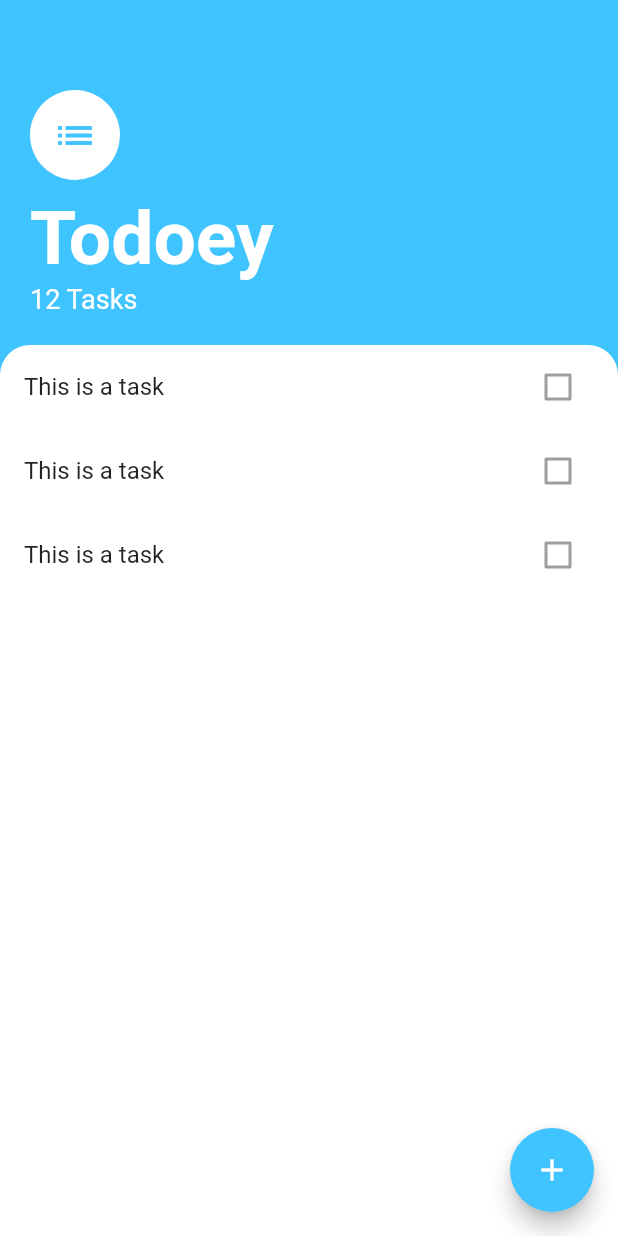
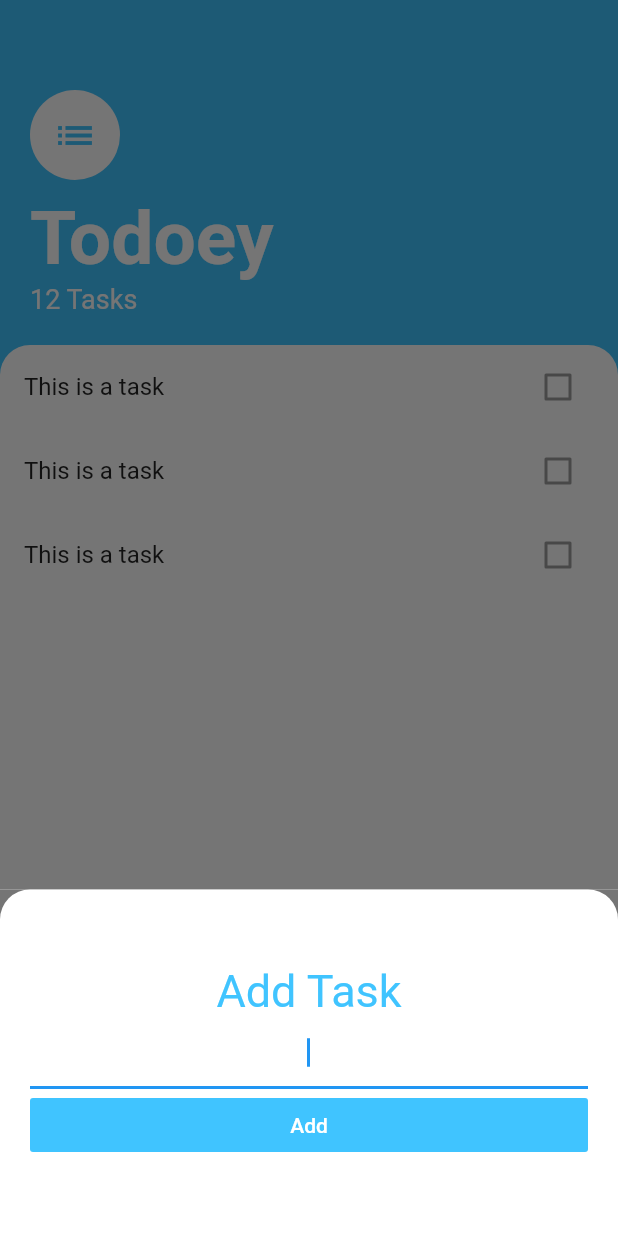
Before and after one commit to MostafaAtef96/the_complete_app_by_appbrewery, a Flutter app: the TasksScreen screen opened directly, after a tap on the "add" icon, on a phone screen of 412 x 824 dp. Run offline on Flutter 3.47's test engine with Material 2 defaults, Android fonts, the phone set to English and light mode, and no system bars; our stand-ins replace animated_text_kit, audioplayers, cloud_firestore, firebase_auth, firebase_core, flutter_spinkit and 4 more; accounts and stored records are empty.

Commit message:
Modifications in the app folder structure and more UI additions: 	:art: Put the related parts all together in the same directory. 	:lipstick: Created the Modal Butto Sheet as an Add Task screen.

```diff
--- a/lib/todoey/main_screen.dart
+++ b/lib/todoey/main_screen.dart
@@ -1,6 +1,6 @@
 import 'package:flutter/material.dart';
 import 'package:the_complete_app_by_appbrewery/widgets/app_main_widget.dart';
-import 'package:the_complete_app_by_appbrewery/todoey/tasks_screen.dart';
+import 'package:the_complete_app_by_appbrewery/todoey/screens/tasks_screen.dart';
 
 class TodoeyMainScreen extends StatelessWidget {
   static const String todoeyHomeScreenID = 'Todoey';
--- /dev/null
+++ b/lib/todoey/screens/add_task_screen.dart
@@ -0,0 +1,48 @@
+import 'package:flutter/material.dart';
+
+class AddTaskScreen extends StatelessWidget {
+  @override
+  Widget build(BuildContext context) {
+    String newTask;
+    return Container(
+      color: Color(0xff757575),
+      child: Container(
+        padding:
+            EdgeInsets.only(top: 50.0, bottom: 50.0, left: 20.0, right: 20.0),
+        decoration: BoxDecoration(
+          color: Colors.white,
+          borderRadius: BorderRadius.only(
+            topLeft: Radius.circular(20.0),
+            topRight: Radius.circular(20.0),
+          ),
+        ),
+        child: Column(
+          crossAxisAlignment: CrossAxisAlignment.stretch,
+          children: <Widget>[
+            Text(
+              'Add Task',
+              textAlign: TextAlign.center,
+              style: TextStyle(
+                color: Colors.lightBlueAccent,
+                fontSize: 30.0,
+              ),
+            ),
+            TextField(
+              autofocus: true,
+              textAlign: TextAlign.center,
+              onChanged: (value) {},
+            ),
+            FlatButton(
+              color: Colors.lightBlueAccent,
+              child: Text(
+                'Add',
+                style: TextStyle(color: Colors.white),
+              ),
+              onPressed: () {},
+            ),
+          ],
+        ),
+      ),
+    );
+  }
+}
--- a/lib/todoey/tasks_screen.dart
+++ b/lib/todoey/screens/tasks_screen.dart
@@ -1,4 +1,5 @@
 import 'package:flutter/material.dart';
+import 'package:the_complete_app_by_appbrewery/todoey/screens/add_task_screen.dart';
 import 'package:the_complete_app_by_appbrewery/todoey/widgets/tasks_list.dart';
 
 class TasksScreen extends StatelessWidget {
@@ -9,7 +10,18 @@ class TasksScreen extends StatelessWidget {
       floatingActionButton: FloatingActionButton(
         backgroundColor: Colors.lightBlueAccent,
         child: Icon(Icons.add),
-        onPressed: () {},
+        onPressed: () {
+          showModalBottomSheet(
+            context: context,
+            isScrollControlled: true,
+            builder: (context) => SingleChildScrollView(
+                child: Container(
+              padding: EdgeInsets.only(
+                  bottom: MediaQuery.of(context).viewInsets.bottom),
+              child: AddTaskScreen(),
+            )),
+          );
+        },
       ),
       body: Column(
         crossAxisAlignment: CrossAxisAlignment.start,
```
